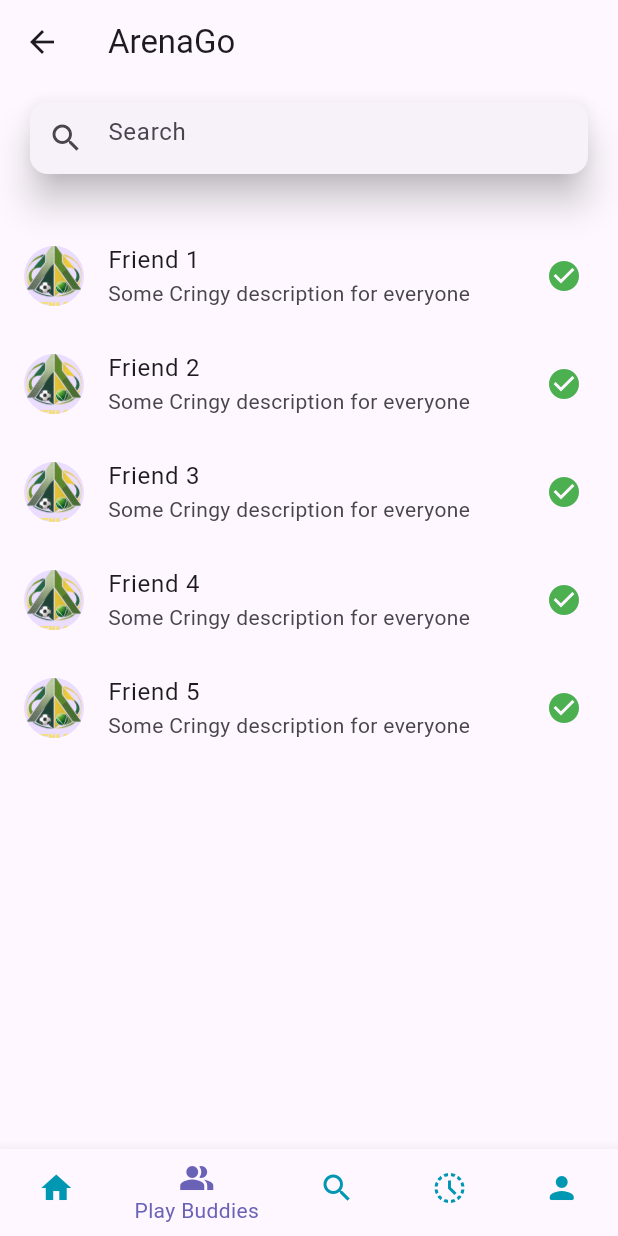
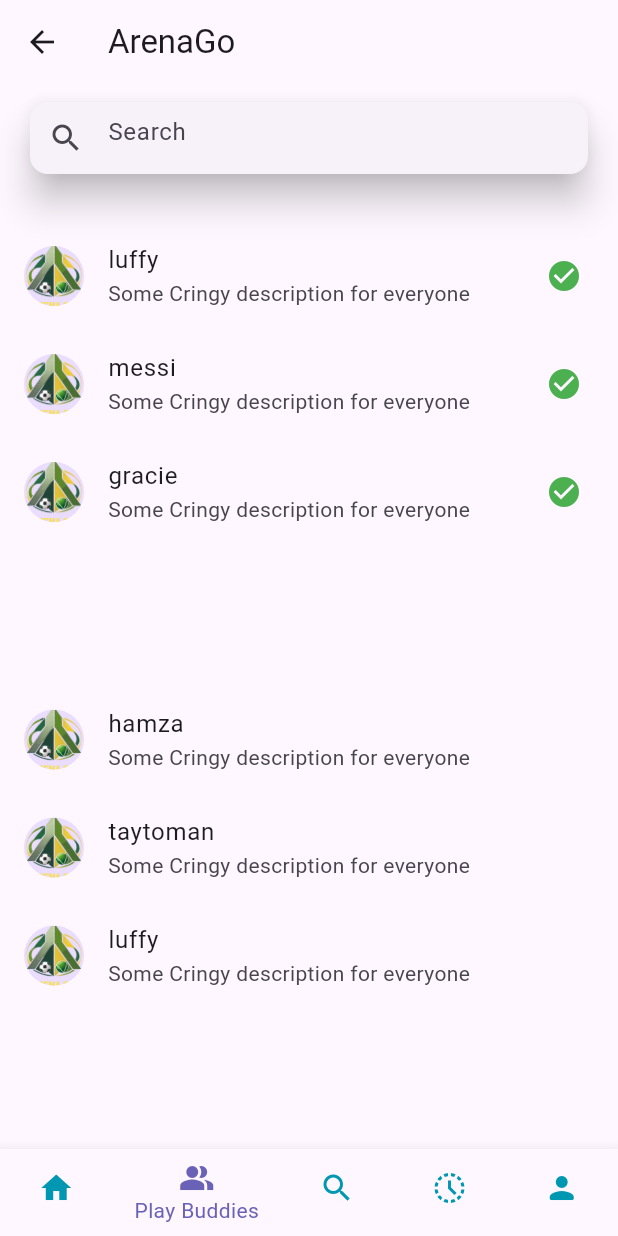
Before and after one commit to Ahmad-Waseem/ArenaGo, a Flutter app: the FriendsPage screen opened directly, on a phone screen of 412 x 824 dp. Run offline on Flutter 3.47's test engine with Material 3 defaults, Android fonts, the light colour scheme and no system bars; our stand-ins replace cloud_firestore, firebase_auth, firebase_core, firebase_database, firebase_storage, geolocator and 2 more; accounts and stored records are empty.

Commit message:
Play buddies/friends improved
Corrections in logic needed still. only added friend should appear when search bar empty. remove the gap between added and non added as the sign separates then anyways

```diff
--- a/lib/main.dart
+++ b/lib/main.dart
@@ -30,7 +30,7 @@ class MyApp extends StatelessWidget {
       theme: ThemeData(
         primaryColor: loginOutlinecolor,
       ),
-      home: AddFieldView(),
+      home: LoginView(),
 
       //routes: {
       //'/registration/': (context) => const RegistrationView(),
--- a/lib/views/friends.dart
+++ b/lib/views/friends.dart
@@ -24,17 +24,26 @@ class _FriendsPageState extends State<FriendsPage> {
 
 Widget _buildFriendsList() {
   // Placeholder for the vertically scrollable "Choices for you" list
+  List<String> addedFriends = [
+    'luffy',
+    'messi',
+    'gracie',
+  ];
+  List<String> filteredAddedFriends = addedFriends.where((friend) {
+    return friend.toLowerCase().contains(searchText.toLowerCase());
+  }).toList();
+
   return Expanded(
     child: ListView.builder(
-      itemCount: 5, // Number of items in the list
+      itemCount: filteredAddedFriends.length,
       itemBuilder: (context, index) {
         return ListTile(
           leading: const CircleAvatar(
             backgroundImage: AssetImage('assets/logo.png'), // Replace with your image asset
           ),
-          title: Text('Friend ${index + 1}'),
+          title: Text(filteredAddedFriends[index]),
           subtitle: const Text('Some Cringy description for everyone'),
-          trailing: isAdded ? const Icon(Icons.check_circle, color: Colors.green) : null,
+          trailing: const Icon(Icons.check_circle, color: Colors.green),
 
           // Add onTap if needed
         );
@@ -45,16 +54,25 @@ Widget _buildFriendsList() {
 
 
 Widget _buildNonFriendsList() {
-  // Placeholder for the vertically scrollable "Choices for you" list
+  List<String> nonAddedFriends = [
+    'hamza',
+    'taytoman',
+    'luffy',
+  ];
+
+  List<String> filteredNonAddedFriends = nonAddedFriends.where((notFriend) {
+    return notFriend.toLowerCase().contains(searchText.toLowerCase());
+  }).toList();
+
   return Expanded(
     child: ListView.builder(
-      itemCount: 3, // Number of items in the list
+      itemCount: filteredNonAddedFriends.length,
       itemBuilder: (context, index) {
         return ListTile(
           leading: const CircleAvatar(
             backgroundImage: AssetImage('assets/logo.png'), // Replace with your image asset
           ),
-          title: Text('Friend ${index + 1}'),
+          title: Text(filteredNonAddedFriends[index]),
           subtitle: const Text('Some Cringy description for everyone'),
           // Add onTap if needed
         );
@@ -62,6 +80,7 @@ Widget _buildNonFriendsList() {
     ),
   );
 }
+
 
 
   void _onItemTapped(int index) {
@@ -118,10 +137,10 @@ Widget _buildNonFriendsList() {
                 // Perform search operation based on the input value
                 setState(() {
                               if (value.isEmpty) {
-                                isAdded = true; // Set isAdded to true when the search bar is empty
+                                isAdded = false; // Set isAdded to true when the search bar is empty
                               }
                               else {
-                                isAdded = false; // Set isAdded to false when there is text in the search bar
+                                isAdded = true; // Set isAdded to false when there is text in the search bar
                               }
                               searchText = value;
                 });
@@ -136,10 +155,11 @@ Widget _buildNonFriendsList() {
           //   'Friends', // Heading for the "Choices for you" list
           //   style: TextStyle(fontSize: 20, fontWeight: FontWeight.bold),
           // ),
-          // if isAdded is false then the added friends will show
-          isAdded ? _buildFriendsList(): _buildNonFriendsList(),// change non friends list to filtered list using search text
+          // if isAdded is false then only the added friends will show
+          isAdded ? _buildFriendsList() :
+          _buildFriendsList(),
+          _buildNonFriendsList()
 
-          //const Divider(),
 
         ],
       ),
```
